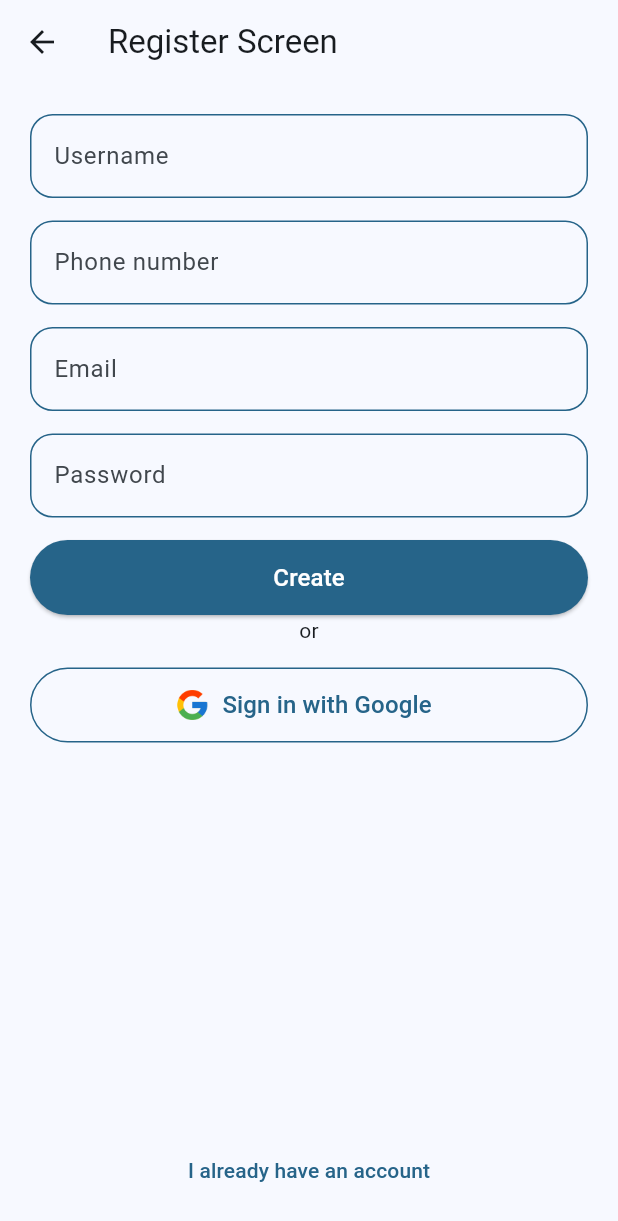
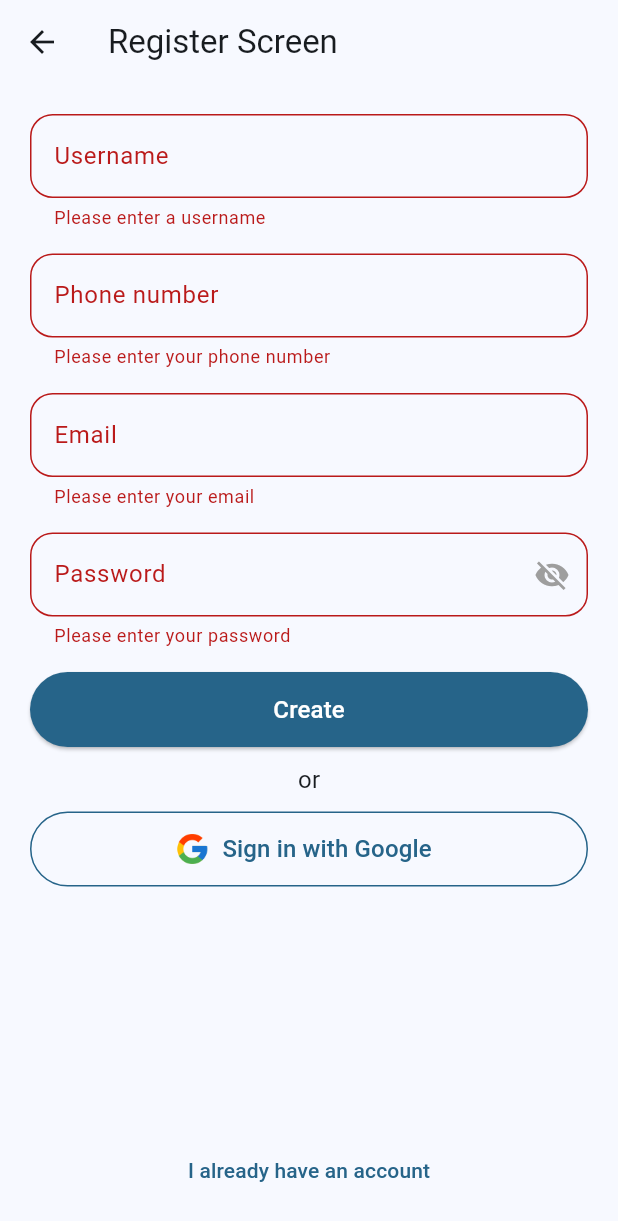
Before and after one commit to Amulya-kanaparthi/njm-mobileapp, a Flutter app: the RegisterScreen screen opened directly, after a tap on "Create", on a phone screen of 412 x 824 dp. Shown: the top 1221 px of the screen. Run offline on Flutter 3.47's test engine with Material 3 defaults, Android fonts, the phone set to English and light mode, and no system bars; our stand-ins replace google_sign_in, pin_code_fields; network calls fail.

Commit message:
Completed user registration flow

```diff
--- /dev/null
+++ b/lib/constants/key_constants.dart
@@ -0,0 +1,7 @@
+class KeyConstants {
+  static const String username = 'username';
+  static const String phoneNumber = 'PhoneNumber';
+  static const String email = 'email';
+  static const String password = 'password';
+  static const String otp = 'otp';
+}
--- a/lib/constants/string_constants.dart
+++ b/lib/constants/string_constants.dart
@@ -40,7 +40,7 @@ class StringConstants {
   static const String sendResetLink = "Send Reset Link";
   static const String enterRegisteredEmail =
       "Please enter your registered email to receive a password reset link.";
-
+  static const String enterOTPSentToRegisteredEmail = 'Enter the OTP sent to your registered email.';
   /// Screen Titles
   /// These can be used in AppBars or as section headers
   ///
@@ -48,6 +48,7 @@ class StringConstants {
   /// ---------------------------------------------------------------
   static const String registerScreenTitle = "Register Screen";
   static const String loginScreenTitle = "Login Screen";
+  static const String otpScreenTitle = "OTP Screen";
 }
 
 /// Button Texts
@@ -75,4 +76,13 @@ class ButtonStrConstants {
   static const String login = "Log in";
   static const String createNewAccount = "Create new account";
   static const String forgotPassword = "Forgot password?";
+  static const String submit = 'Submit';
 }
+
+
+class ErrorStrConstants{
+  static const String usernameValidationError = 'Must be between 1 and 50 characters.';
+  static const String phoneNumberValidationError = 'Must be between 1 and 50 characters.';
+  static const String emailValidationError = 'Must be between 1 and 50 characters.';
+  static const String passwordValidationError = 'Must be between 12 and 32 characters';
+}
--- a/lib/network/end_point.dart
+++ b/lib/network/end_point.dart
@@ -1,6 +1,6 @@
 
 class EndPoint {
-  static const String register = "user/register";
-  static const String login = "user/login";
-  static const String verifyOTP = "user/verify-otp";
+  static const String register = "/user/register";
+  static const String login = "/user/login";
+  static const String verifyOTP = "/user/verify-otp";
   }
--- a/lib/screens/register_screen.dart
+++ b/lib/screens/register_screen.dart
@@ -1,9 +1,13 @@
 import 'package:flutter/material.dart';
 import 'package:njm_mobileapp/constants/image_constants.dart';
+import 'package:njm_mobileapp/constants/key_constants.dart';
 import 'package:njm_mobileapp/constants/string_constants.dart';
 import 'package:njm_mobileapp/network/api_handler.dart';
+import 'package:njm_mobileapp/network/end_point.dart';
 import 'package:njm_mobileapp/screens/login_screen.dart';
+import 'package:njm_mobileapp/screens/otp_screen.dart';
 import 'package:njm_mobileapp/utility/showAlertDialog.dart';
+import 'package:njm_mobileapp/utility/utility.dart';
 import 'package:njm_mobileapp/widgets/custom_textfield.dart';
 
 class RegisterScreen extends StatefulWidget {
@@ -15,6 +19,56 @@ class RegisterScreen extends StatefulWidget {
 
 class _RegisterScreenState extends State<RegisterScreen> {
   final _formKey = GlobalKey<FormState>();
+  var _enteredUsername = '';
+  var _enteredPhonenum = '';
+  var _enteredEmail = '';
+  var _enteredPassword = '';
+  bool _isLoading = false;
+
+  void _submitRegistration() async {
+    if (!_formKey.currentState!.validate()) return;
+
+    _formKey.currentState!.save();
+
+    setState(() => _isLoading = true); // Show loader
+
+    try {
+      final response = await ApiHandler.postRequest(
+        EndPoint.register,
+        body: {
+          KeyConstants.username: _enteredUsername,
+          KeyConstants.phoneNumber: _enteredPhonenum,
+          KeyConstants.email: _enteredEmail,
+          KeyConstants.password: _enteredPassword,
+        },
+      );
+
+      if (response['status'] == 1) {
+        Navigator.push(
+          context,
+          MaterialPageRoute(
+            builder: (context) => OtpScreen(email: _enteredEmail),
+          ),
+        );
+      } else {
+        AlertDialogHelper.showBasicAlert(
+          context: context,
+          title: 'Registration Failed',
+          message:
+              response['message'] ?? 'An error occurred during registration.',
+        );
+      }
+    } catch (e) {
+      // Handle API errors
+      AlertDialogHelper.showBasicAlert(
+        context: context,
+        title: 'Error',
+        message: e.toString(),
+      );
+    } finally {
+      setState(() => _isLoading = false); // Hide loader
+    }
+  }
 
   @override
   Widget build(BuildContext context) {
@@ -23,58 +77,91 @@ class _RegisterScreenState extends State<RegisterScreen> {
       body: Padding(
         padding: const EdgeInsets.all(20),
         child: Column(
-          mainAxisAlignment: MainAxisAlignment.spaceBetween,
           children: [
-            Form(
+            Expanded(
+              child: SingleChildScrollView(
+                child: Form(
                   key: _formKey,
                   child: Column(
                     children: [
                       /// Username TextField
-                  CustomTextField(label: StringConstants.userName),
+                      CustomTextField(
+                        label: StringConstants.userName,
+                        validator: Utility.username,
+                        onsaved: (value) {
+                          _enteredUsername = value!;
+                        },
+                      ),
                       SizedBox(height: 15),
 
                       /// Phone number TextField
-                  CustomTextField(label: StringConstants.phoneNumber),
+                      CustomTextField(
+                        label: StringConstants.phoneNumber,
+                        validator: Utility.phone,
+                        onsaved: (newValue) {
+                          _enteredPhonenum = newValue!;
+                        },
+                      ),
                       SizedBox(height: 15),
 
                       /// Email TextField
-                  CustomTextField(label: StringConstants.email),
+                      CustomTextField(
+                        label: StringConstants.email,
+                        validator: Utility.email,
+                        onsaved: (newValue) {
+                          _enteredEmail = newValue!;
+                        },
+                      ),
                       SizedBox(height: 15),
 
                       /// Password TextField
-                  CustomTextField(label: StringConstants.password, isPassword: true),
+                      CustomTextField(
+                        label: StringConstants.password,
+                        isPassword: true,
+                        validator: Utility.password,
+                        onsaved: (newValue) {
+                          _enteredPassword = newValue!;
+                        },
+                      ),
                       SizedBox(height: 15),
 
                       SizedBox(
                         width: double.infinity,
                         height: 50,
-                    child: ElevatedButton(
-                      onPressed: () {},
+                        child: _isLoading
+                            ? Center(child: CircularProgressIndicator())
+                            : ElevatedButton(
+                                onPressed: _submitRegistration,
                                 style: ElevatedButton.styleFrom(
-                        backgroundColor: Theme.of(context).colorScheme.primary, // Button color
+                                  backgroundColor: Theme.of(
+                                    context,
+                                  ).colorScheme.primary, // Button color
                                   foregroundColor: Colors.white, // Text color
                                   shape: StadiumBorder(),
                                 ),
-                      child: Text(ButtonStrConstants.create, style: TextStyle(fontSize: 16)),
+                                child: Text(
+                                  ButtonStrConstants.create,
+                                  style: TextStyle(fontSize: 16),
                                 ),
                               ),
-
-                  Text('or'),
-                  SizedBox(height: 15),
+                      ),
+                      SizedBox(height: 10),
+                      Text('or', style: TextStyle(fontSize: 16)),
+                      SizedBox(height: 10),
 
                       /// Signup with google
                       SizedBox(
                         width: double.infinity,
                         height: 50,
                         child: OutlinedButton.icon(
-                      onPressed: () async{
+                          onPressed: () async {
                             // Handle Google Sign-Up logic here
-                        final user = await AuthService().signInWithGoogle();
-                        if(user != null){
-                          print('User signed up with Google: $user');
-                        }else{
-                          print('Google Sign-Up failed or was cancelled');
-                        }
+                            // final user = await AuthService().signInWithGoogle();
+                            // if (user != null) {
+                            //   print('User signed up with Google: $user');
+                            // } else {
+                            //   print('Google Sign-Up failed or was cancelled');
+                            // }
                           },
                           icon: Image.asset(
                             ImageConstants.googleLogo,
@@ -83,19 +170,31 @@ class _RegisterScreenState extends State<RegisterScreen> {
                           ),
                           label: Text(
                             StringConstants.googleSignIn,
-                        style: TextStyle(fontSize: 16, color: Theme.of(context).colorScheme.primary),
+                            style: TextStyle(
+                              fontSize: 16,
+                              color: Theme.of(context).colorScheme.primary,
+                            ),
                           ),
                           style: OutlinedButton.styleFrom(
-                        side: BorderSide(color: Theme.of(context).colorScheme.primary, width: 1),
+                            side: BorderSide(
+                              color: Theme.of(context).colorScheme.primary,
+                              width: 1,
+                            ),
                             shape: StadiumBorder(),
-                        foregroundColor: Theme.of(context).colorScheme.primary,
+                            foregroundColor: Theme.of(
+                              context,
+                            ).colorScheme.primary,
                           ),
                         ),
                       ),
                     ],
                   ),
                 ),
-            TextButton(
+              ),
+            ),
+            Align(
+              alignment: Alignment.bottomCenter,
+              child: TextButton(
                 onPressed: () {
                   AlertDialogHelper.showActionAlert(
                     context: context,
@@ -111,7 +210,9 @@ class _RegisterScreenState extends State<RegisterScreen> {
                       } else {
                         Navigator.pushReplacement(
                           context,
-                        MaterialPageRoute(builder: (context) => LoginScreen()),
+                          MaterialPageRoute(
+                            builder: (context) => LoginScreen(),
+                          ),
                         );
                       }
                     },
@@ -122,6 +223,7 @@ class _RegisterScreenState extends State<RegisterScreen> {
                   style: TextStyle(fontSize: 14),
                 ),
               ),
+            ),
           ],
         ),
       ),
--- /dev/null
+++ b/lib/utility/utility.dart
@@ -0,0 +1,71 @@
+import 'dart:convert';
+
+class Utility {
+  // Email Validator
+  static String? email(String? value) {
+    if (value == null || value.isEmpty) {
+      return 'Please enter your email';
+    }
+    const pattern = r'^[a-zA-Z0-9._%+-]+@[a-zA-Z0-9.-]+\.[a-zA-Z]{2,}$';
+    final regex = RegExp(pattern);
+    if (!regex.hasMatch(value)) {
+      return 'Enter a valid email address';
+    }
+    return null;
+  }
+
+  // Phone Number Validator
+  static String? phone(String? value) {
+    if (value == null || value.isEmpty) {
+      return 'Please enter your phone number';
+    }
+    const pattern = r'^[0-9]{10}$';
+    final regex = RegExp(pattern);
+    if (!regex.hasMatch(value)) {
+      return 'Enter a valid 10-digit phone number';
+    }
+    return null;
+  }
+
+  // Password Validator
+  static String? password(String? value) {
+    if (value == null || value.isEmpty) {
+      return 'Please enter your password';
+    }
+    const pattern =
+        r'^(?=.*[A-Z])(?=.*[a-z])(?=.*\d)(?=.*[@$!%*?&])[A-Za-z\d@$!%*?&]{8,}$';
+    final regex = RegExp(pattern);
+    if (!regex.hasMatch(value)) {
+      return 'Password must be at least 8 characters,include upper & lower case letters,1 number and 1 special character';
+    }
+    return null;
+  }
+
+  // Username Validator
+  static String? username(String? value) {
+    if (value == null || value.isEmpty) {
+      return 'Please enter a username';
+    }
+    const pattern = r'^[a-zA-Z0-9_]{3,15}$';
+    final regex = RegExp(pattern);
+    if (!regex.hasMatch(value)) {
+      return 'Username must be 3-15 characters,letters, numbers, or underscores only';
+    }
+    return null;
+  }
+
+  static void prettyPrintJson(dynamic jsonObject) {
+    const encoder = JsonEncoder.withIndent('  ');
+    final prettyString = encoder.convert(jsonObject);
+    print(prettyString);
+  }
+}
+
+class JsonUtils {
+  /// Pretty-print any JSON object
+  static void prettyPrint(dynamic jsonObject) {
+    const encoder = JsonEncoder.withIndent('  ');
+    final prettyString = encoder.convert(jsonObject);
+    print(prettyString);
+  }
+}
--- a/lib/widgets/custom_textfield.dart
+++ b/lib/widgets/custom_textfield.dart
@@ -1,11 +1,13 @@
 import 'package:flutter/material.dart';
 
-class CustomTextField extends StatelessWidget {
+class CustomTextField extends StatefulWidget {
   final String label;
   final bool isPassword;
   final TextEditingController? controller;
   final FormFieldValidator<String>? validator;
+  final FormFieldSetter<String>? onsaved;
   final double cornerRadius;
+
   const CustomTextField({
     super.key,
     this.cornerRadius = 15,
@@ -13,37 +15,71 @@ class CustomTextField extends StatelessWidget {
     this.isPassword = false,
     this.controller,
     this.validator,
+    this.onsaved,
   });
+
+  @override
+  State<CustomTextField> createState() => _CustomTextFieldState();
+}
+
+class _CustomTextFieldState extends State<CustomTextField> {
+  bool _obscureText = true;
+
+  @override
+  void initState() {
+    super.initState();
+    // Initially, if it's not a password field, don't obscure
+    _obscureText = widget.isPassword;
+  }
+
+  void _togglePasswordVisibility() {
+    setState(() {
+      _obscureText = !_obscureText;
+    });
+  }
 
   @override
   Widget build(BuildContext context) {
     return TextFormField(
-      controller: controller,
-      obscureText: isPassword,
-      validator: validator,
+      controller: widget.controller,
+      obscureText: widget.isPassword ? _obscureText : false,
+      validator: widget.validator,
+      onSaved: widget.onsaved,
       decoration: InputDecoration(
-        labelText: label,
+        labelText: widget.label,
+        errorStyle: const TextStyle(height: 1.5),
+        errorMaxLines: 2,
         border: OutlineInputBorder(
-          borderRadius: BorderRadius.circular(cornerRadius),
+          borderRadius: BorderRadius.circular(widget.cornerRadius),
           borderSide: BorderSide(
             color: Theme.of(context).colorScheme.primary,
             width: 1,
           ),
         ),
         enabledBorder: OutlineInputBorder(
-          borderRadius: BorderRadius.circular(cornerRadius),
+          borderRadius: BorderRadius.circular(widget.cornerRadius),
           borderSide: BorderSide(
             color: Theme.of(context).colorScheme.primary,
             width: 1,
           ),
         ),
         focusedBorder: OutlineInputBorder(
-          borderRadius: BorderRadius.circular(cornerRadius),
+          borderRadius: BorderRadius.circular(widget.cornerRadius),
           borderSide: BorderSide(
             color: Theme.of(context).colorScheme.primary,
             width: 1.5,
           ),
         ),
+        //Add visibility toggle icon only for password fields
+        suffixIcon: widget.isPassword
+            ? IconButton(
+                icon: Icon(
+                  _obscureText ? Icons.visibility_off : Icons.visibility,
+                  color: Colors.grey,
+                ),
+                onPressed: _togglePasswordVisibility,
+              )
+            : null,
       ),
     );
   }
--- a/pubspec.yaml
+++ b/pubspec.yaml
@@ -32,6 +32,7 @@ dependencies:
     sdk: flutter
   http: ^1.2.2
   google_sign_in: ^6.2.1
+  pin_code_fields: ^8.0.1
 
   # The following adds the Cupertino Icons font to your application.
   # Use with the CupertinoIcons class for iOS style icons.
```
Also changed, not shown: lib/network/api_handler.dart (+70 -34 lines), lib/screens/login_screen.dart (+19 -0 lines), lib/screens/otp_screen.dart (added, +123 -0 lines), pubspec.lock. Lines whose indentation alone changed are shown as unchanged.
